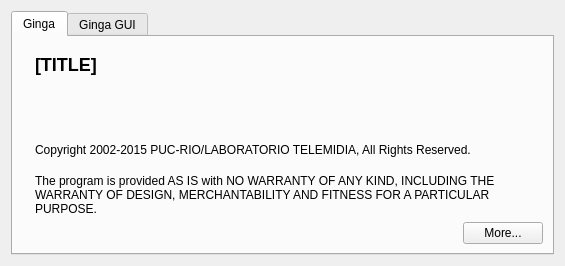
This is desktopGUI/forms/qnplaboutform.ui in TeleMidia/ginga-2010-2015-gui as Qt 5 draws it before an edit. The edited form follows.
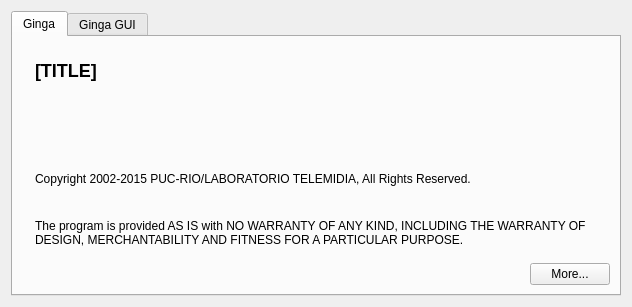
This is the edited form. The open tabs and pages were chosen to show the change. Icons and pictures are not drawn.

```diff
--- a/desktopGUI/forms/qnplaboutform.ui
+++ b/desktopGUI/forms/qnplaboutform.ui
@@ -6,8 +6,8 @@
    <rect>
     <x>0</x>
     <y>0</y>
-    <width>565</width>
-    <height>266</height>
+    <width>632</width>
+    <height>307</height>
    </rect>
   </property>
   <property name="minimumSize">
```
Left out of the diff: 2 changed lines with no effect on the pictures.
